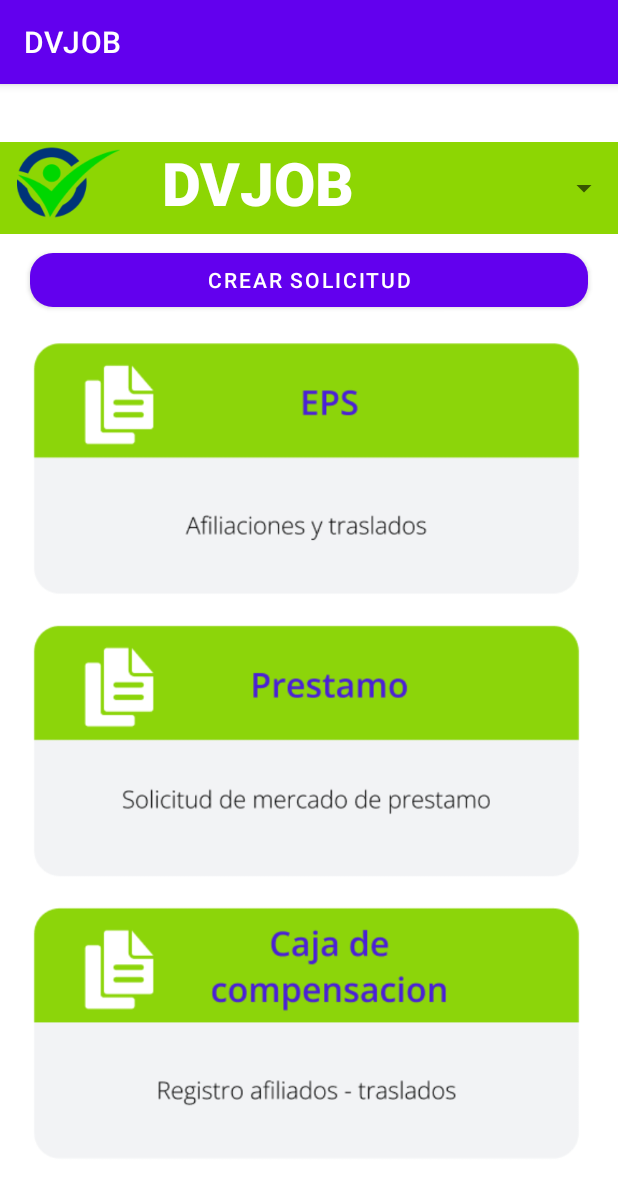
After one commit to ICM2310/DVJOB, an Android app: the SolicitudesEmpleadoActivity screen opened directly, with no data from a screen before it, on a phone screen of 412 x 824 dp. The commit adds this screen. Shown: the top 1196 px of the screen. Run offline under Robolectric (Android 15) with nearby library versions, the light colour scheme and no system bars.

Commit message:
Interfaz SolicitudEmpleado

```diff
--- a/app/src/main/AndroidManifest.xml
+++ b/app/src/main/AndroidManifest.xml
@@ -11,6 +11,9 @@
         android:supportsRtl="true"
         android:theme="@style/Theme.DVJOB"
         tools:targetApi="31">
+        <activity
+            android:name=".SolicitudesEmpleadoActivity"
+            android:exported="false" />
         <activity
             android:name=".BusquedaVacanteActivity"
             android:exported="false" />
--- a/app/src/main/java/com/example/dvjob/BusquedaVacanteActivity.java
+++ b/app/src/main/java/com/example/dvjob/BusquedaVacanteActivity.java
@@ -30,6 +30,7 @@ public class BusquedaVacanteActivity extends AppCompatActivity {
         super.onCreate(savedInstanceState);
         binding = ActivityBusquedaVacanteBinding.inflate(getLayoutInflater());
         View view = binding.getRoot();
+        setContentView(view);
 
         JSONObject json = null;
         try {
@@ -56,14 +57,9 @@ public class BusquedaVacanteActivity extends AppCompatActivity {
             } catch (JSONException e) {
                 throw new RuntimeException(e);
             }
-
         }
-
         ArrayAdapter<String> adapter = new ArrayAdapter<String>(this,android.R.layout.simple_list_item_1, array);
         binding.oficinasListView.setAdapter(adapter);
-
-
-
     }
 
     public String loadJSONFromAsset() {
--- /dev/null
+++ b/app/src/main/java/com/example/dvjob/SolicitudesEmpleadoActivity.java
@@ -0,0 +1,25 @@
+package com.example.dvjob;
+
+import androidx.appcompat.app.AppCompatActivity;
+
+import android.os.Bundle;
+import android.view.View;
+
+import com.example.dvjob.databinding.ActivityBusquedaVacanteBinding;
+import com.example.dvjob.databinding.ActivitySolicitudesEmpleadoBinding;
+
+public class SolicitudesEmpleadoActivity extends AppCompatActivity {
+
+    private ActivitySolicitudesEmpleadoBinding binding;
+
+    @Override
+    protected void onCreate(Bundle savedInstanceState) {
+        super.onCreate(savedInstanceState);
+        binding = ActivitySolicitudesEmpleadoBinding.inflate(getLayoutInflater());
+        View view = binding.getRoot();
+        setContentView(view);
+
+
+
+    }
+}
--- a/app/src/main/res/layout/activity_main.xml
+++ b/app/src/main/res/layout/activity_main.xml
@@ -4,4 +4,6 @@
     xmlns:tools="http://schemas.android.com/tools"
     android:layout_width="match_parent"
     android:layout_height="match_parent"
-    tools:context=".MainActivity"/>
+    tools:context=".MainActivity"
+
+    />
--- /dev/null
+++ b/app/src/main/res/layout/activity_solicitudes_empleado.xml
@@ -0,0 +1,81 @@
+<?xml version="1.0" encoding="utf-8"?>
+<androidx.constraintlayout.widget.ConstraintLayout xmlns:android="http://schemas.android.com/apk/res/android"
+    xmlns:app="http://schemas.android.com/apk/res-auto"
+    xmlns:tools="http://schemas.android.com/tools"
+    android:layout_width="match_parent"
+    android:layout_height="match_parent"
+    tools:context=".SolicitudesEmpleadoActivity">
+
+    <LinearLayout
+        android:id="@+id/linearLayout"
+        android:layout_width="413dp"
+        android:layout_height="61dp"
+        android:layout_marginBottom="668dp"
+        android:background="#8DD603"
+        android:orientation="horizontal"
+        app:layout_constraintBottom_toBottomOf="parent"
+        app:layout_constraintEnd_toEndOf="parent"
+        app:layout_constraintStart_toStartOf="parent">
+
+        <ImageView
+            android:id="@+id/imageView"
+            android:layout_width="wrap_content"
+            android:layout_height="wrap_content"
+            android:layout_weight="1"
+            app:srcCompat="@drawable/logo" />
+
+        <TextView
+            android:id="@+id/textView"
+            android:layout_width="200dp"
+            android:layout_height="match_parent"
+            android:layout_weight="1"
+            android:fontFamily="sans-serif-black"
+            android:text="DVJOB"
+            android:textAlignment="center"
+            android:textColor="#FFFFFF"
+            android:textSize="40sp"
+            android:textStyle="bold" />
+
+        <Spinner
+            android:id="@+id/spinner"
+            android:layout_width="200dp"
+            android:layout_height="match_parent"
+            android:layout_weight="1"
+            android:spinnerMode="dropdown" />
+
+    </LinearLayout>
+
+
+    <Button
+        android:id="@+id/button"
+        android:layout_width="0dp"
+        android:layout_height="wrap_content"
+        android:layout_marginLeft="20dp"
+        android:layout_marginTop="10dp"
+        android:layout_marginRight="20dp"
+        android:text="Crear Solicitud"
+        app:cornerRadius="15dp"
+        app:layout_constraintBottom_toTopOf="@+id/linearLayout2"
+        app:layout_constraintEnd_toEndOf="parent"
+
+        app:layout_constraintStart_toStartOf="parent"
+        app:layout_constraintTop_toBottomOf="@+id/linearLayout" />
+
+    <LinearLayout
+        android:id="@+id/linearLayout2"
+        android:layout_width="409dp"
+        android:layout_height="567dp"
+        android:orientation="vertical"
+        app:layout_constraintBottom_toBottomOf="parent"
+        app:layout_constraintStart_toStartOf="parent"
+        app:layout_constraintTop_toBottomOf="@+id/linearLayout">
+
+        <ImageView
+            android:id="@+id/imageView9"
+            android:layout_width="match_parent"
+            android:layout_height="match_parent"
+            android:layout_marginTop="20dp"
+            app:srcCompat="@drawable/img_3" />
+    </LinearLayout>
+
+</androidx.constraintlayout.widget.ConstraintLayout>
```
Also changed, not shown: app/src/main/res/drawable/img_3.png (added).
